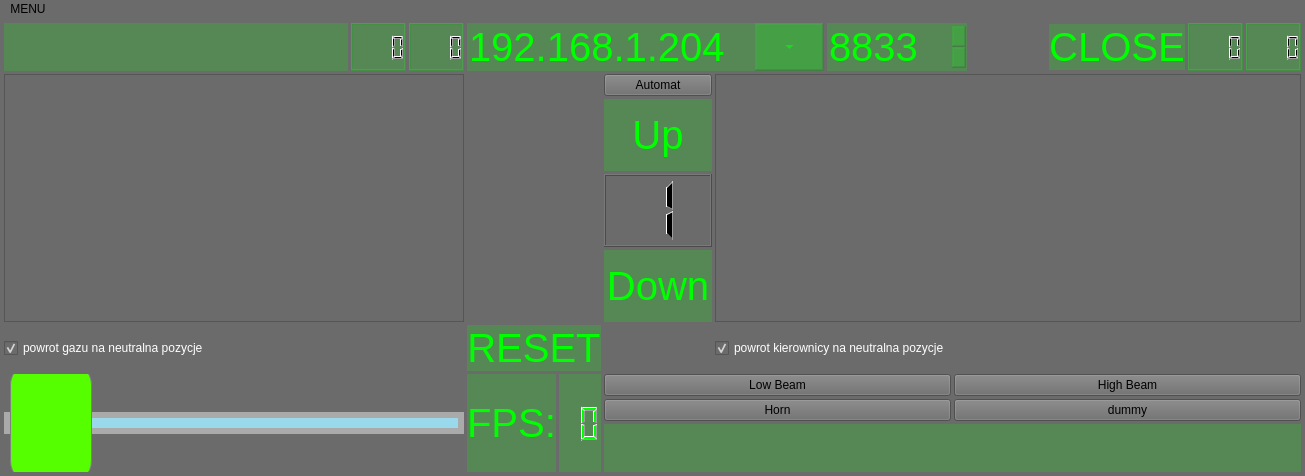
First picture: the form in pilot/pilotwindow.ui, repository cyniu88/QT_kurs, before the edit.
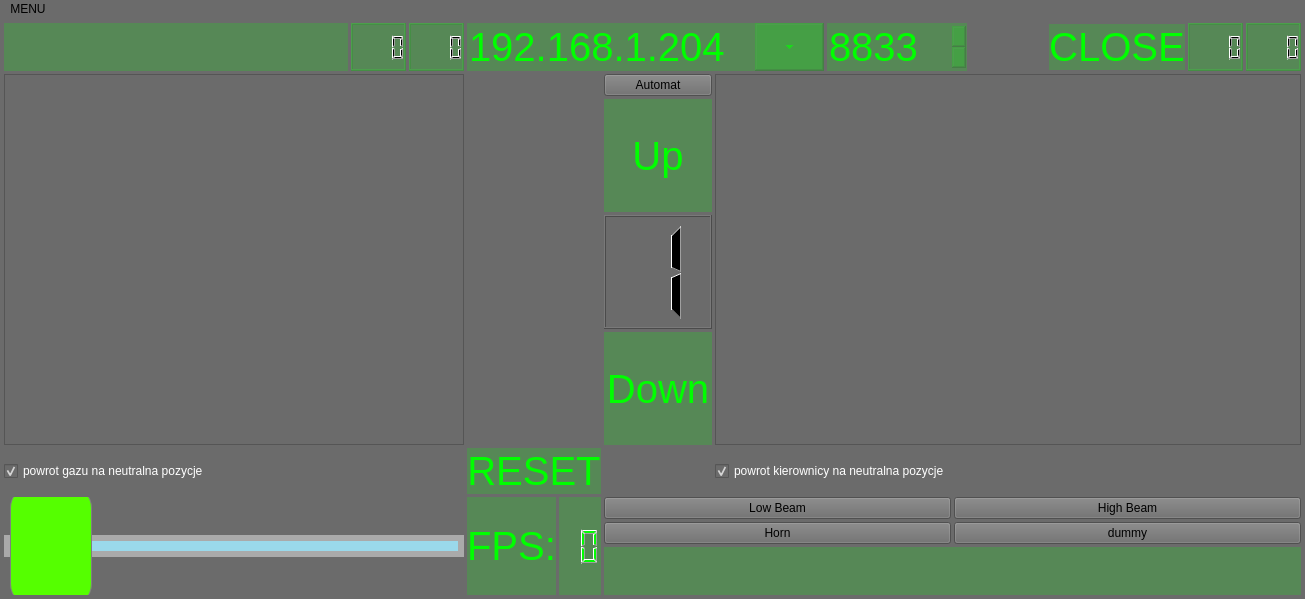
Second picture: the form after the edit. Icons and pictures are not drawn. Custom widgets are drawn as their Qt base class.

```diff
--- a/pilot/pilotwindow.ui
+++ b/pilot/pilotwindow.ui
@@ -7,7 +7,7 @@
     <x>0</x>
     <y>0</y>
     <width>1305</width>
-    <height>476</height>
+    <height>599</height>
    </rect>
   </property>
   <property name="sizePolicy">
```
